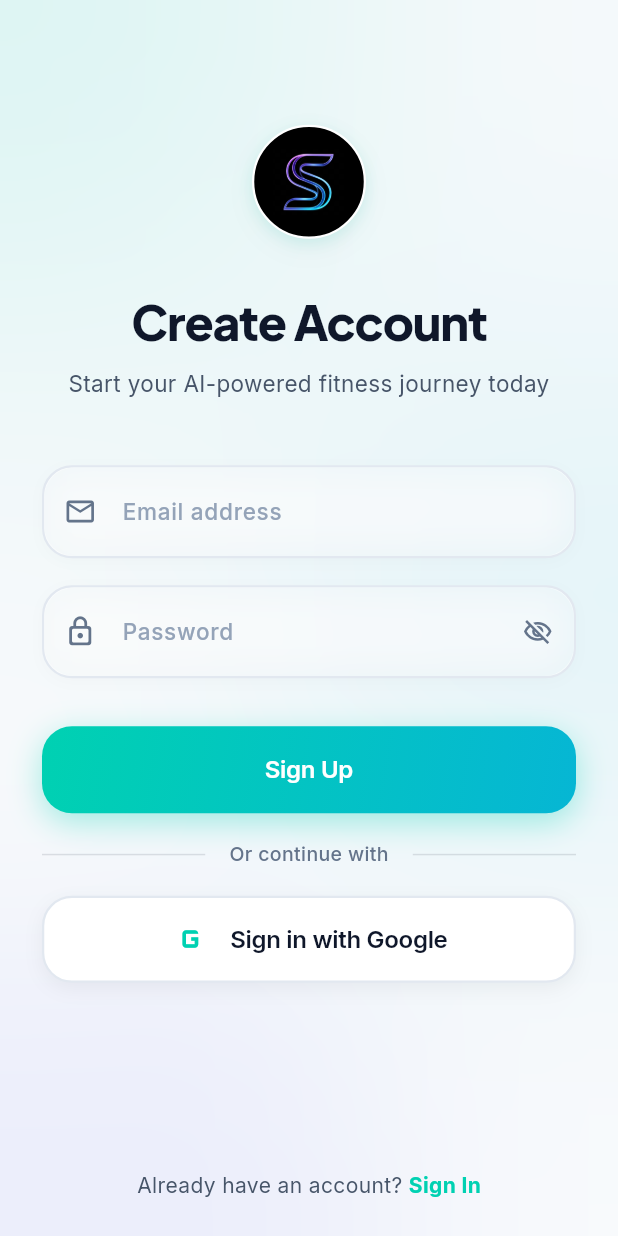
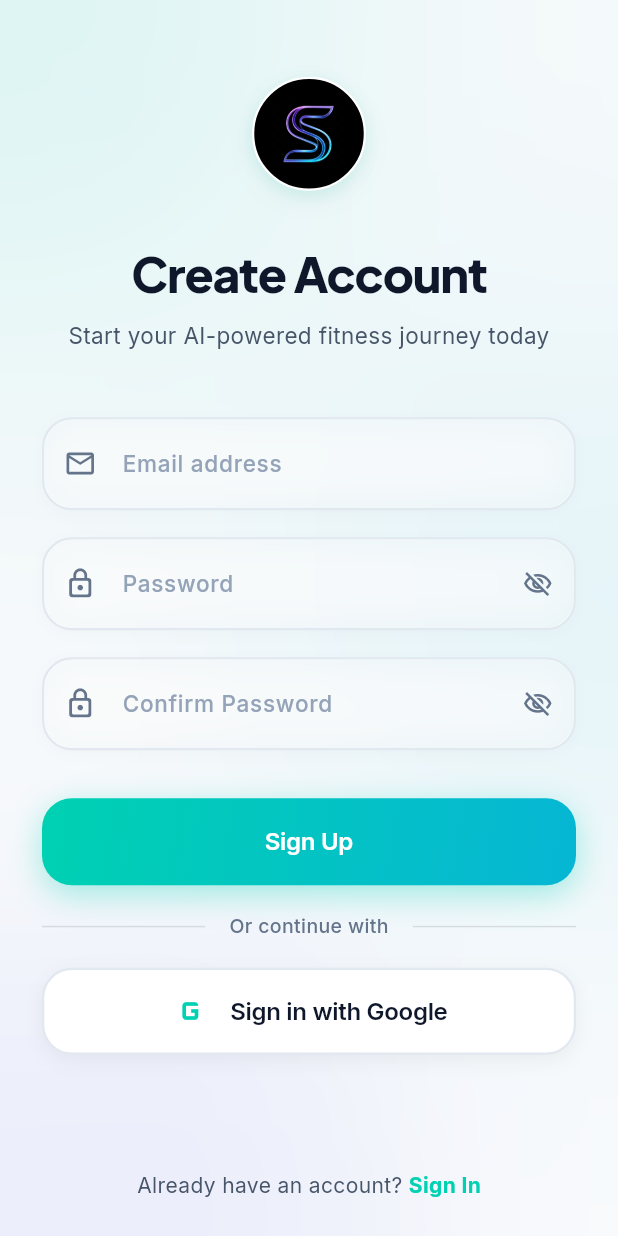
Before and after one commit to DARSHAN-URS/Fitsnap_App, a Flutter app: the screen it shows after launch, after a tap on "Sign Up", on a phone screen of 412 x 824 dp. Run offline on Flutter 3.47's test engine with Material 3 defaults, Android fonts, the phone set to English and light mode, and no system bars; our stand-ins replace cached_network_image, flutter_local_notifications, flutter_riverpod, flutter_secure_storage, geolocator, google_fonts and 5 more; missing offline and left inert: health; accounts and stored records are empty; network calls fail.

Commit message:
feat: add confirm password validation field to AuthScreen during registration

```diff
--- a/lib/auth_screen.dart
+++ b/lib/auth_screen.dart
@@ -21,8 +21,10 @@ class _AuthScreenState extends ConsumerState<AuthScreen> with SingleTickerProvid
   bool isLogin = true;
   bool isLoading = false;
   bool _obscurePassword = true;
+  bool _obscureConfirmPassword = true;
   final TextEditingController _emailController = TextEditingController();
   final TextEditingController _passwordController = TextEditingController();
+  final TextEditingController _confirmPasswordController = TextEditingController();
   // IMPORTANT: To fix Google Sign In Error (sign_in_failed, code 10):
   // 1. Add these Android SHA-1 keys to your Google Cloud Console / Supabase Google provider settings:
   //    Debug SHA-1: 03:A0:8B:4B:FF:CF:81:E8:E3:7D:2C:C5:21:28:88:DC:65:A3:C8:EB
@@ -47,6 +49,7 @@ class _AuthScreenState extends ConsumerState<AuthScreen> with SingleTickerProvid
   void dispose() {
     _emailController.dispose();
     _passwordController.dispose();
+    _confirmPasswordController.dispose();
     _controller.dispose();
     super.dispose();
   }
@@ -57,6 +60,20 @@ class _AuthScreenState extends ConsumerState<AuthScreen> with SingleTickerProvid
         const SnackBar(content: Text('Please fill in all fields')),
       );
       return;
+    }
+    if (!isLogin) {
+      if (_confirmPasswordController.text.isEmpty) {
+        ScaffoldMessenger.of(context).showSnackBar(
+          const SnackBar(content: Text('Please confirm your password')),
+        );
+        return;
+      }
+      if (_passwordController.text != _confirmPasswordController.text) {
+        ScaffoldMessenger.of(context).showSnackBar(
+          const SnackBar(content: Text('Passwords do not match')),
+        );
+        return;
+      }
     }
     // Use Riverpod auth provider
     final authNotifier = ref.read(authProvider.notifier);
@@ -186,7 +203,27 @@ class _AuthScreenState extends ConsumerState<AuthScreen> with SingleTickerProvid
                               },
                             ),
                           ),
-
+                          if (!isLogin) ...[
+                            const SizedBox(height: 18),
+                            _buildInput(
+                              'Confirm Password',
+                              Icons.lock_outline_rounded,
+                              _confirmPasswordController,
+                              obscureText: _obscureConfirmPassword,
+                              suffixIcon: IconButton(
+                                icon: Icon(
+                                  _obscureConfirmPassword ? Icons.visibility_off_outlined : Icons.visibility_outlined,
+                                  color: const Color(0xFF64748B),
+                                  size: 20,
+                                ),
+                                onPressed: () {
+                                  setState(() {
+                                    _obscureConfirmPassword = !_obscureConfirmPassword;
+                                  });
+                                },
+                              ),
+                            ),
+                          ],
                           const SizedBox(height: 32),
 
                           // Auth Button
```
